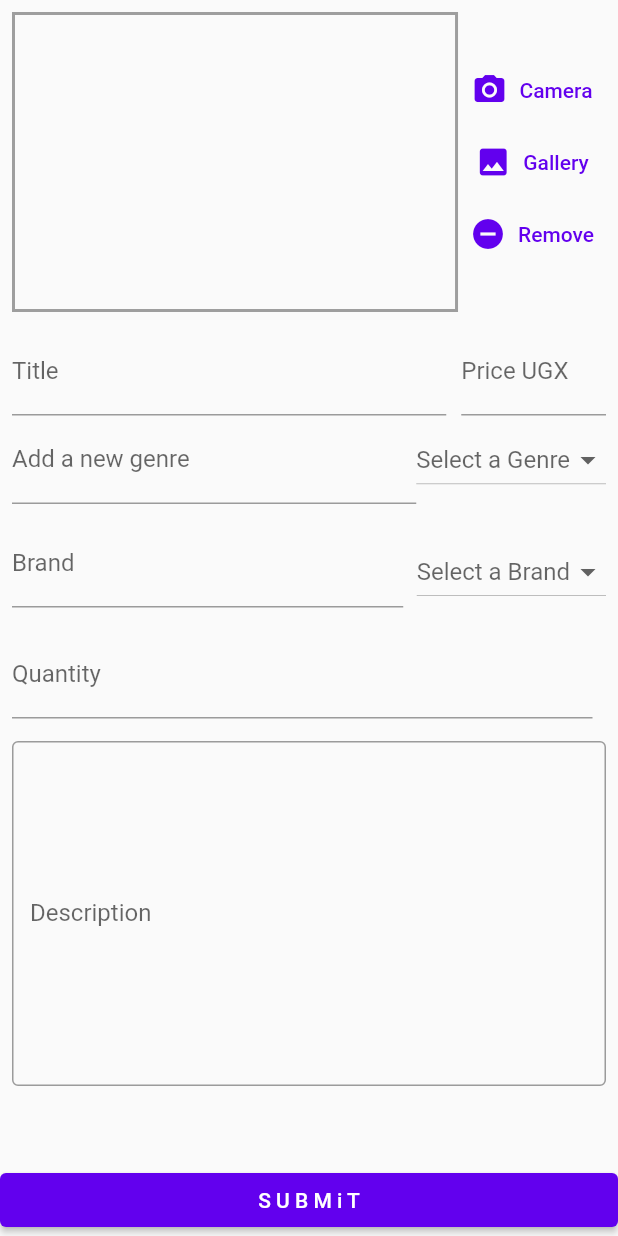
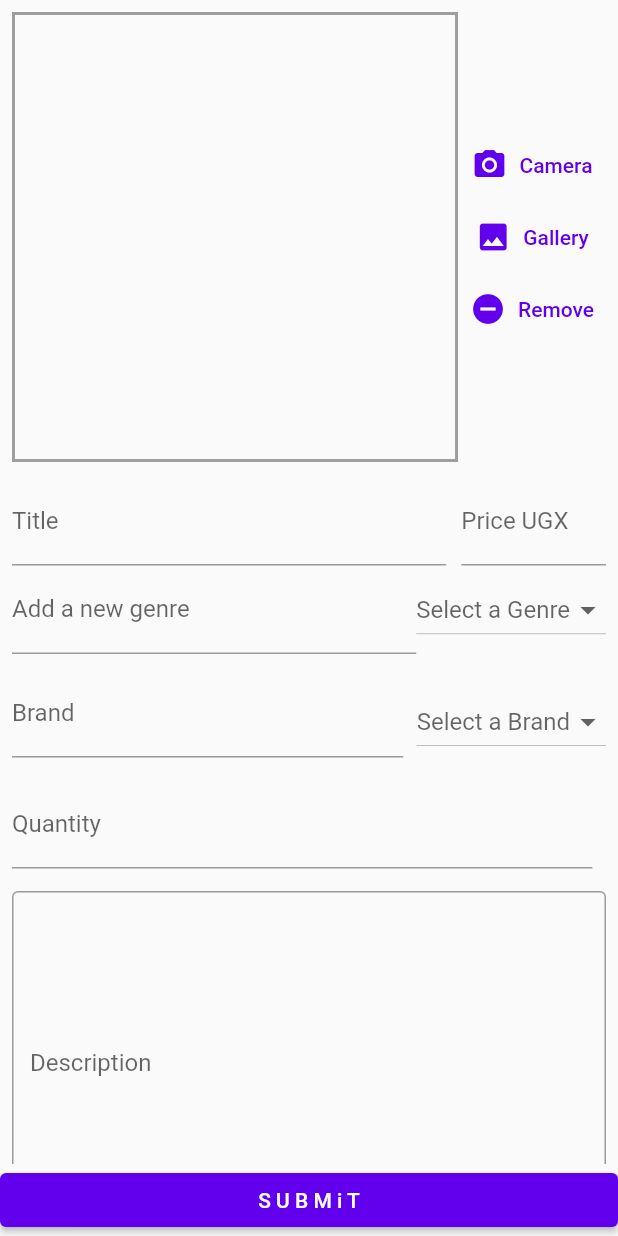
Before and after one commit to Guloba/CinemApp-repo, a Flutter app: the UploadProductScreen screen opened by its route, on a phone screen of 412 x 824 dp. Run offline on Flutter 3.47's test engine with Material 2 defaults, Android fonts, the phone set to English and light mode, and no system bars; our stand-ins replace backdrop, badges, cloud_firestore, firebase_auth, firebase_core, firebase_storage and 7 more; missing offline and left inert: flutterwave, rubber; accounts and stored records are empty; network calls fail.

Commit message:
Update upload_product_screen.dart

```diff
--- a/lib/screens/inner_screens/upload_product_screen.dart
+++ b/lib/screens/inner_screens/upload_product_screen.dart
@@ -160,7 +160,7 @@ class _UploadProductScreenState extends State<UploadProductScreen> {
                       Expanded(
                         child: _image == null
                             ? Container(
-                                height: 200,
+                                height: 300,
                                 width: 200,
                                 decoration: BoxDecoration(
                                   border:
```
